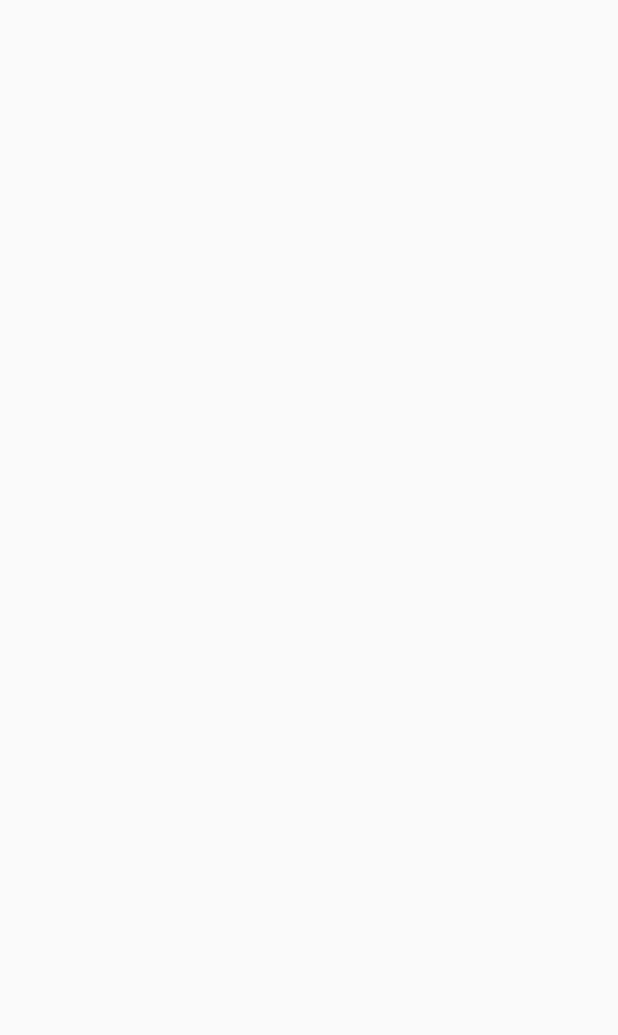
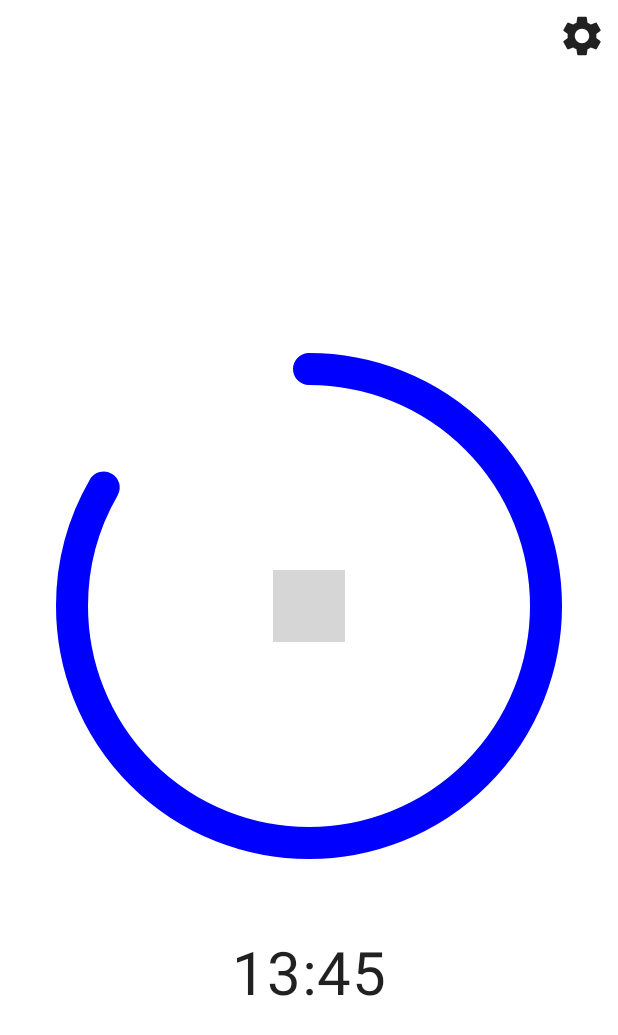
Before and after one commit to fzanutto/water-reminder, an Android app built with Jetpack Compose: the screen it shows after launch (MainActivity), on a phone screen of 412 x 824 dp. Before the commit the part shown is empty. Shown: the top 1035 px of the screen. Run offline under Robolectric (Android 15) with nearby library versions, the phone set to English and light mode, and no system bars; our stand-ins replace Compose Multiplatform resources; 1 statement that could not run was skipped; grey boxes are pictures that could not be loaded.

Commit message:
create mocked first version of Reminder screen

```diff
--- a/shared/src/androidMain/kotlin/main.android.kt
+++ b/shared/src/androidMain/kotlin/main.android.kt
@@ -2,6 +2,7 @@ import androidx.compose.material.Text
 import androidx.compose.runtime.Composable
 import androidx.compose.ui.graphics.Color
 import androidx.compose.ui.tooling.preview.Preview
+import presentation.reminder.ReminderScreen
 
 actual fun getPlatformName(): String = "Android"
 
@@ -9,6 +10,6 @@ actual fun getPlatformName(): String = "Android"
 
 @Preview
 @Composable
-fun TestPreview() {
-    Text("Hello World!", color = Color.White)
+fun ReminderScreenPreview() {
+    ReminderScreen()
 }
--- a/shared/src/commonMain/kotlin/presentation/reminder/ReminderScreen.kt
+++ b/shared/src/commonMain/kotlin/presentation/reminder/ReminderScreen.kt
@@ -1,34 +1,132 @@
 package presentation.reminder
 
+import androidx.compose.foundation.BorderStroke
 import androidx.compose.foundation.Canvas
+import androidx.compose.foundation.background
+import androidx.compose.foundation.border
+import androidx.compose.foundation.layout.Arrangement
+import androidx.compose.foundation.layout.Box
 import androidx.compose.foundation.layout.Column
+import androidx.compose.foundation.layout.IntrinsicSize
+import androidx.compose.foundation.layout.PaddingValues
+import androidx.compose.foundation.layout.Row
+import androidx.compose.foundation.layout.Spacer
+import androidx.compose.foundation.layout.aspectRatio
+import androidx.compose.foundation.layout.fillMaxHeight
+import androidx.compose.foundation.layout.fillMaxSize
 import androidx.compose.foundation.layout.fillMaxWidth
+import androidx.compose.foundation.layout.padding
+import androidx.compose.foundation.layout.size
+import androidx.compose.foundation.layout.width
+import androidx.compose.foundation.layout.wrapContentHeight
+import androidx.compose.material.Icon
+import androidx.compose.material.IconButton
+import androidx.compose.material.Scaffold
+import androidx.compose.material.Text
+import androidx.compose.material.icons.Icons
+import androidx.compose.material.icons.filled.AccountBox
+import androidx.compose.material.icons.filled.Add
+import androidx.compose.material.icons.filled.Settings
 import androidx.compose.runtime.Composable
 import androidx.compose.ui.Alignment
 import androidx.compose.ui.Modifier
+import androidx.compose.ui.geometry.Size
 import androidx.compose.ui.graphics.Color
+import androidx.compose.ui.graphics.RectangleShape
 import androidx.compose.ui.graphics.StrokeCap
 import androidx.compose.ui.graphics.drawscope.Stroke
+import androidx.compose.ui.platform.LocalInspectionMode
+import androidx.compose.ui.unit.dp
+import androidx.compose.ui.unit.sp
+import org.jetbrains.compose.resources.ExperimentalResourceApi
+import org.jetbrains.compose.resources.painterResource
 
 
 @Composable
 fun ReminderScreen() {
+    Scaffold(
+        topBar = {
+            Row(
+                modifier = Modifier.fillMaxWidth(),
+                horizontalArrangement = Arrangement.End
+            ) {
+                IconButton(
+                    onClick = {
+
+                    }
+                ) {
+                    Icon(
+                        imageVector = Icons.Default.Settings,
+                        contentDescription = null,
+                        modifier = Modifier.size(32.dp)
+                    )
+                }
+            }
+        }
+    ) {
+        MainContent(it)
+    }
+}
+
+@OptIn(ExperimentalResourceApi::class)
+@Composable
+private fun MainContent(
+    paddingValues: PaddingValues
+) {
     Column(
-        modifier = Modifier.fillMaxWidth(),
-        horizontalAlignment = Alignment.CenterHorizontally
+        modifier = Modifier
+            .background(color = Color.White)
+            .fillMaxSize()
+            .padding(paddingValues),
+        horizontalAlignment = Alignment.CenterHorizontally,
+        verticalArrangement = Arrangement.Center
     ) {
-          Canvas(modifier = Modifier) {
+        Box(
+            modifier = Modifier
+                .fillMaxWidth()
+                .padding(48.dp),
+            contentAlignment = Alignment.Center
+        ) {
+            Canvas(
+                modifier = Modifier
+                    .fillMaxWidth()
+                    .aspectRatio(1f)
+            ) {
                 drawArc(
-                  color = Color.Red,
-                  startAngle = 0f,
-                  sweepAngle = 180f,
+                    color = Color.Blue,
+                    startAngle = -90f,
+                    sweepAngle = 300f,
                     size = size,
                     useCenter = false,
                     style = Stroke(
-                      width = 4f,
+                        width = 32f,
                         cap = StrokeCap.Round
                     )
                 )
             }
+
+            if (LocalInspectionMode.current) {
+                Icon(
+                    imageVector = Icons.Default.AccountBox,
+                    contentDescription = null,
+                    modifier = Modifier.fillMaxHeight()
+                )
+            } else {
+                Icon(
+                    painter = painterResource("water_drop.xml"),
+                    contentDescription = null,
+                    modifier = Modifier
+                        .padding(54.dp)
+                        .width(IntrinsicSize.Min)
+                )
             }
         }
+
+        Spacer(modifier = Modifier.size(16.dp))
+
+        Text(
+            text = "13:45",
+            fontSize = 40.sp
+        )
+    }
+}
```
Also changed, not shown: shared/src/commonMain/resources/compose-multiplatform.xml (deleted, +0 -36 lines), shared/src/commonMain/resources/water_drop.xml (added, +9 -0 lines). Lines whose indentation alone changed are shown as unchanged.
